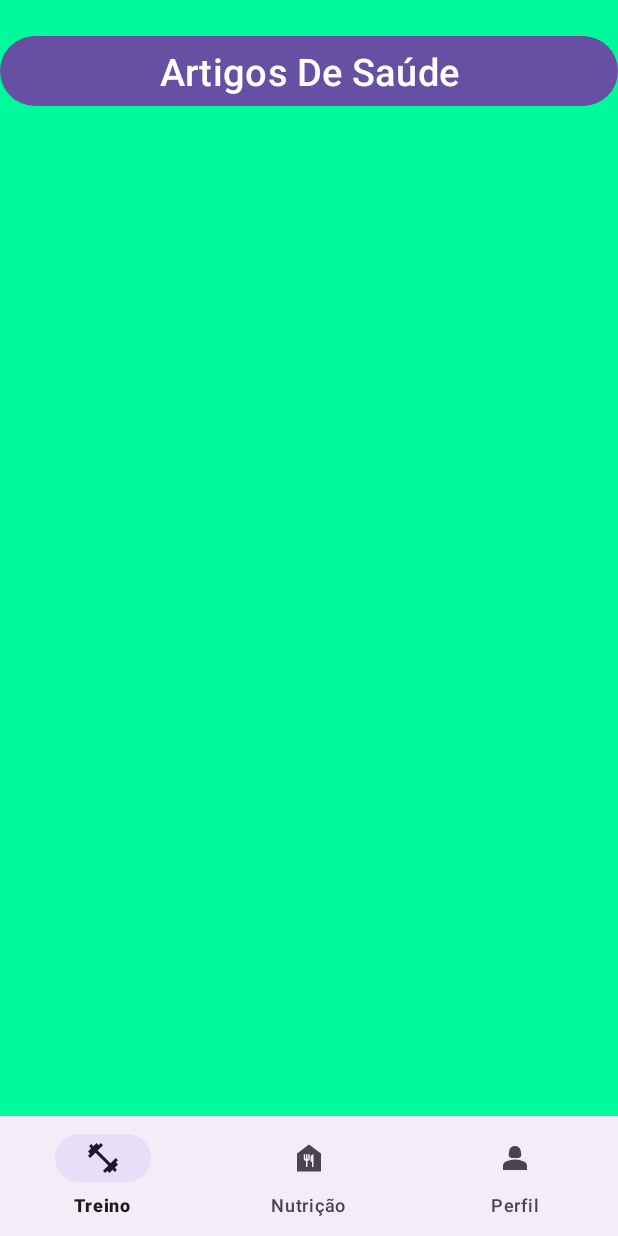
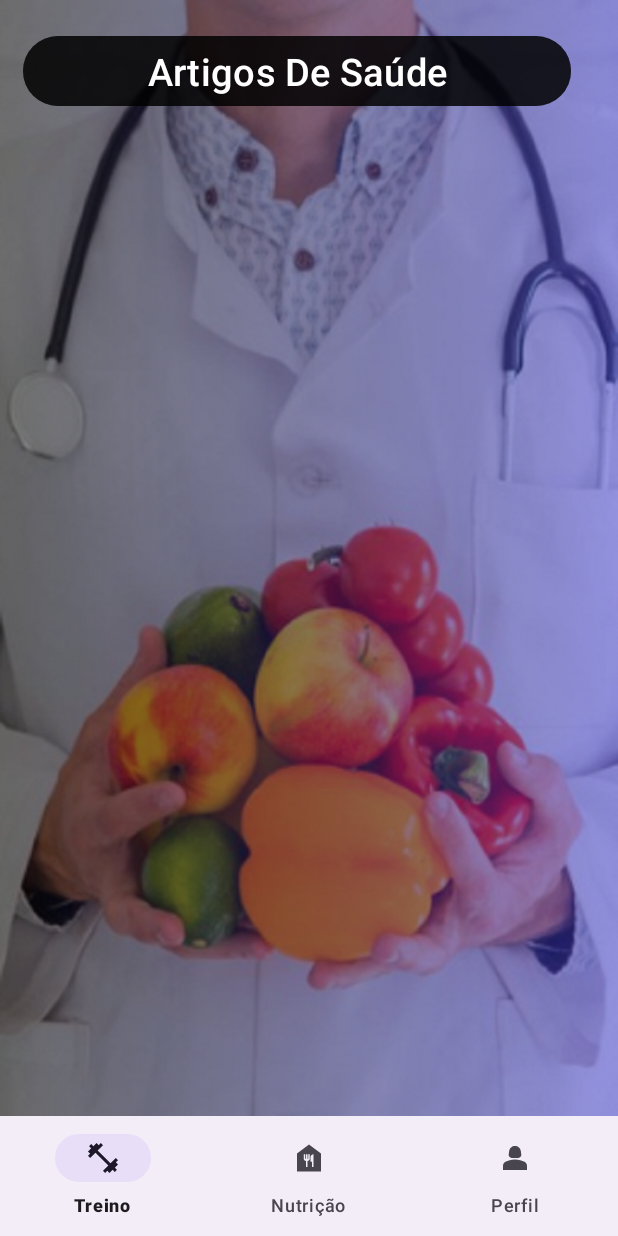
Before and after one commit to TiagoRodriguesMattar/TrainingNutritionApp, an Android app: the fragment NutricaoFragment placed in its activity, on a phone screen of 412 x 824 dp. Run offline under Robolectric (Android 15) with nearby library versions, the phone set to English and light mode, and no system bars.

Commit message:
front-end nutri
front-end parte de nutrição e artigos

```diff
--- a/app/src/main/res/layout/activity_news_page.xml
+++ b/app/src/main/res/layout/activity_news_page.xml
@@ -13,7 +13,7 @@
         android:layout_width="match_parent"
         android:layout_height="match_parent"
         android:id="@+id/idRVNews"
-        android:layout_marginTop="5dp"
+        android:layout_marginTop="45dp"
         android:orientation="vertical"
         android:layout_below="@+id/artigos_back"
         app:layoutManager="androidx.recyclerview.widget.LinearLayoutManager"/>
@@ -34,4 +34,5 @@
         android:layout_marginLeft="10dp"
         android:layout_toRightOf="@id/artigos_back" />
 
+
 </RelativeLayout>
--- a/app/src/main/res/layout/fragment_nutricao.xml
+++ b/app/src/main/res/layout/fragment_nutricao.xml
@@ -3,17 +3,26 @@
     xmlns:tools="http://schemas.android.com/tools"
     android:layout_width="match_parent"
     android:layout_height="match_parent"
-    android:background="@color/green"
+    android:background="@drawable/nutri"
     android:onClick="ViewNews"
     tools:context=".NutricaoFragment">
 
 
     <Button
         android:id="@+id/noticias"
+
         android:layout_marginTop="20sp"
-        android:layout_width="match_parent"
+        android:layout_width="365dp"
         android:layout_height="wrap_content"
         android:textSize="25sp"
-        android:text="@string/artigos" />
+        android:text="@string/artigos"
+        android:layout_centerHorizontal="true"
+        android:layout_marginStart="15dp"
+        android:layout_marginEnd="15dp"
+        android:layout_marginBottom="20dp"
+        android:backgroundTint="#9A000000"
+        android:textColor="@android:color/white" />
+
+
 
 </FrameLayout>
```
Also changed, not shown: app/src/main/res/layout/activity_news_detail.xml (+17 -11 lines), app/src/main/res/drawable/nutri.png (added).
